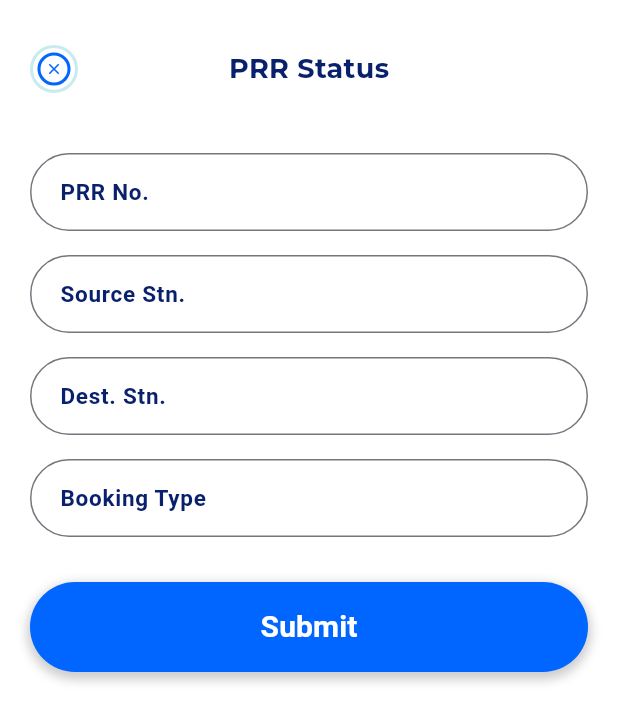
After one commit to Kumarianushka79701/pmsLoading_Unloading, a Flutter app: the PRRStatusPage screen opened directly, on a phone screen of 412 x 824 dp. The commit adds this screen. Shown: the top 722 px of the screen. Run offline on Flutter 3.47's test engine with Material 3 defaults, Android fonts, the phone set to English and light mode, and no system bars; our stand-ins replace google_fonts, shared_preferences, sqflite; missing offline and left inert: mobile_scanner; accounts and stored records are empty.

Commit message:
new ui chnages

```diff
--- a/lib/main.dart
+++ b/lib/main.dart
@@ -7,6 +7,7 @@ import 'package:project/modules/lodingScreen/provider/loading_provider.dart';
 import 'package:project/modules/providers/local_database_provider.dart';
 import 'package:project/modules/providers/parcel_provider.dart';
 import 'package:project/modules/providers/scan_activity_provider.dart';
+import 'package:project/modules/prrStatus/provider/prr_status_Provider.dart';
 import 'package:project/modules/splash.dart';
 import 'package:project/modules/tabScreen/prvider/tabs_provider.dart';
 import 'package:project/routes/app_pages.dart';
@@ -56,6 +57,7 @@ void main() async {
         ChangeNotifierProvider(create: (_) => ForgotAccountProvider()),
         ChangeNotifierProvider(create: (_) => LoadingProvider()),
         ChangeNotifierProvider(create: (_) => CollapsibleFormProvider()),
+        ChangeNotifierProvider(create: (_) => PrrStatusProvider()),
       ],
       child: MyApp(),
     ),
@@ -69,7 +71,7 @@ class MyApp extends StatelessWidget {
       debugShowCheckedModeBanner: false,
       initialRoute: Routes.SPLASH,
       onGenerateRoute: AppPages.generateRoutes,
-      title: 'Flutter Demo',
+      title: 'LoadingUloading',
       theme: ThemeData(
         primarySwatch: Colors.blue,
       ),
--- /dev/null
+++ b/lib/modules/prrStatus/provider/prr_status_Provider.dart
@@ -0,0 +1,28 @@
+import 'package:flutter/material.dart';
+
+class PrrStatusProvider with ChangeNotifier {
+  final TextEditingController prrController = TextEditingController();
+  final TextEditingController sourceController = TextEditingController();
+  final TextEditingController destController = TextEditingController();
+  final TextEditingController bookingTypeController = TextEditingController();
+
+  String _selectedBookingType = 'PWB';
+
+  String get selectedBookingType => _selectedBookingType;
+
+  void updateBookingType(String type) {
+    _selectedBookingType = type;
+    bookingTypeController.text = type;
+    notifyListeners();
+  }
+
+  void submitForm() {
+    final prr = prrController.text;
+    final source = sourceController.text;
+    final dest = destController.text;
+    final bookingType = bookingTypeController.text;
+
+    // Handle form submission
+    debugPrint('PRR: $prr, Source: $source, Destination: $dest, Booking Type: $bookingType');
+  }
+}
--- /dev/null
+++ b/lib/modules/prrStatus/views/prr_status.dart
@@ -0,0 +1,167 @@
+import 'package:flutter/material.dart';
+import 'package:project/modules/prrStatus/provider/prr_status_Provider.dart';
+import 'package:project/utils/colors.dart';
+import 'package:project/widgets/common/RoundButton.dart';
+import 'package:project/widgets/custom_button.dart';
+import 'package:project/widgets/custom_text_feild.dart';
+import 'package:project/widgets/text_widget.dart';
+import 'package:provider/provider.dart';
+
+class PRRStatusPage extends StatelessWidget {
+  const PRRStatusPage({super.key});
+
+  @override
+  Widget build(BuildContext context) {
+    final prrStatusProvider =
+        Provider.of<PrrStatusProvider>(context, listen: false);
+
+    return Scaffold(
+      backgroundColor: Colors.white,
+      body: SingleChildScrollView(
+        padding: EdgeInsets.symmetric(horizontal: 20, vertical: 30),
+        child: Column(
+          mainAxisSize: MainAxisSize.min,
+          children: [
+            Stack(
+              alignment: Alignment.center,
+              children: [
+                Align(
+                  alignment: Alignment.centerLeft,
+                  child: InkWell(
+                    onTap: () => Navigator.pop(context),
+                    child: Container(
+                       padding: const EdgeInsets.symmetric(
+                            horizontal: 3, vertical: 3),
+                        decoration: BoxDecoration(
+                          border: Border.all(color: ParcelColors.water, width: 2),
+                          shape: BoxShape.circle,
+                          color: ParcelColors.white,
+                        ),
+                      child: Container(
+                        padding: const EdgeInsets.symmetric(
+                            horizontal: 3, vertical: 3),
+                        decoration: BoxDecoration(
+                          border: Border.all(color: ParcelColors.brandeisblue, width: 2),
+                          shape: BoxShape.circle,
+                          color: ParcelColors.white,
+                        ),
+                        child: Icon(
+                          Icons.close,
+                          color: ParcelColors.brandeisblue,
+                          size: 12,
+                        ),
+                      ),
+                    ),
+                  ),
+                ),
+
+                Align(
+                  alignment: Alignment.center,
+                  child: TextWidget(
+                    label: "PRR Status",
+                    textColor: ParcelColors.catalinaBlue,
+                    fontWeight: FontWeight.w700,
+                    fontSize: 18,
+                  ),
+                ),
+              ],
+            ),
+            const SizedBox(height: 40),
+            CustomTextFormField(
+              controller: prrStatusProvider.prrController,
+              labelText: 'PRR No.',
+            ),
+            const SizedBox(height: 16),
+            CustomTextFormField(
+              controller: prrStatusProvider.sourceController,
+              labelText: 'Source Stn.',
+            ),
+            const SizedBox(height: 16),
+            CustomTextFormField(
+              controller: prrStatusProvider.destController,
+              labelText: 'Dest. Stn.',
+            ),
+            const SizedBox(height: 16),
+            GestureDetector(
+              onTap: () => _showBookingTypePopup(context, prrStatusProvider),
+              child: AbsorbPointer(
+                child: CustomTextFormField(
+                  controller: prrStatusProvider.bookingTypeController,
+                  labelText: 'Booking Type',
+                ),
+              ),
+            ),
+            const SizedBox(height: 30),
+            RoundButton(
+              title: Text(
+                'Submit',
+                style: const TextStyle(
+                  color: Colors.white,
+                  fontSize: 20,
+                  fontWeight: FontWeight.bold,
+                ),
+              ),
+              onPressed: () {
+                prrStatusProvider.submitForm();
+              },
+            ),
+          ],
+        ),
+      ),
+    );
+  }
+
+  void _showBookingTypePopup(BuildContext context, PrrStatusProvider provider) {
+    showDialog(
+      context: context,
+      builder: (context) {
+        return AlertDialog(
+          shape: RoundedRectangleBorder(
+            borderRadius: BorderRadius.circular(12),
+          ),
+          contentPadding: const EdgeInsets.all(16.0),
+          content: Column(
+            mainAxisSize: MainAxisSize.min,
+            children: [
+              const Text(
+                'Booking Type',
+                style: TextStyle(
+                  fontSize: 16,
+                  fontWeight: FontWeight.bold,
+                ),
+              ),
+              const Divider(),
+              RadioListTile<String>(
+                value: 'PWB',
+                groupValue: provider.selectedBookingType,
+                onChanged: (value) {
+                  provider.updateBookingType(value!);
+                  Navigator.pop(context);
+                },
+                title: const Text('PWB'),
+              ),
+              RadioListTile<String>(
+                value: 'LT',
+                groupValue: provider.selectedBookingType,
+                onChanged: (value) {
+                  provider.updateBookingType(value!);
+                  Navigator.pop(context);
+                },
+                title: const Text('LT'),
+              ),
+              RadioListTile<String>(
+                value: 'VPB',
+                groupValue: provider.selectedBookingType,
+                onChanged: (value) {
+                  provider.updateBookingType(value!);
+                  Navigator.pop(context);
+                },
+                title: const Text('VPB'),
+              ),
+            ],
+          ),
+        );
+      },
+    );
+  }
+}
--- /dev/null
+++ b/lib/widgets/custom_text_feild.dart
@@ -0,0 +1,31 @@
+
+import 'package:flutter/material.dart';
+import 'package:project/utils/colors.dart';
+
+class CustomTextFormField extends StatelessWidget {
+  final TextEditingController controller;
+  final String labelText;
+
+  const CustomTextFormField({
+    Key? key,
+    required this.controller,
+    required this.labelText,
+  }) : super(key: key);
+
+  @override
+  Widget build(BuildContext context) {
+    return TextFormField(
+      controller: controller,
+      readOnly: labelText == 'Booking Type',
+      decoration: InputDecoration(
+        labelText: labelText,
+        labelStyle: const TextStyle(fontSize: 15,color: ParcelColors.catalinaBlue,fontWeight: FontWeight.w600),
+        border: OutlineInputBorder(
+          borderRadius: BorderRadius.circular(32),
+        ),
+        contentPadding:
+            const EdgeInsets.symmetric(horizontal: 16, vertical: 14),
+      ),
+    );
+  }
+}
```
Also changed, not shown: lib/app_drawer.dart (+70 -60 lines), lib/modules/auth/views/authentication_successful.dart (added, +38 -0 lines), lib/modules/home/views/home.dart (+110 -153 lines), lib/widgets/error_screen.dart (deleted, +0 -17 lines).
